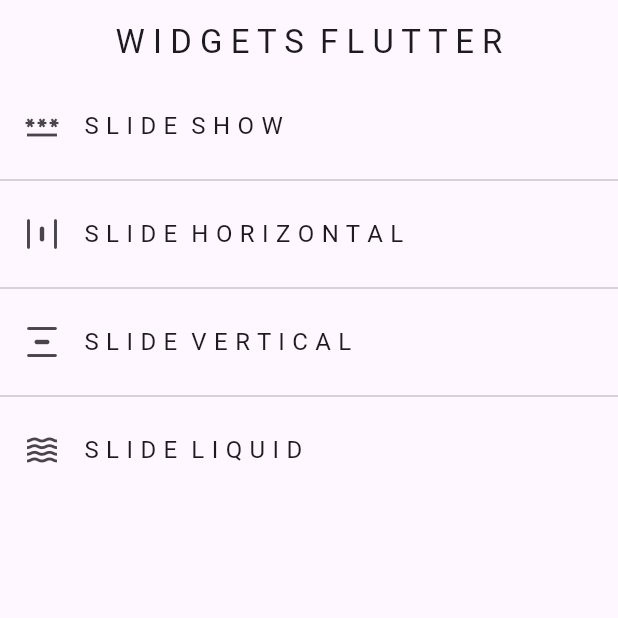
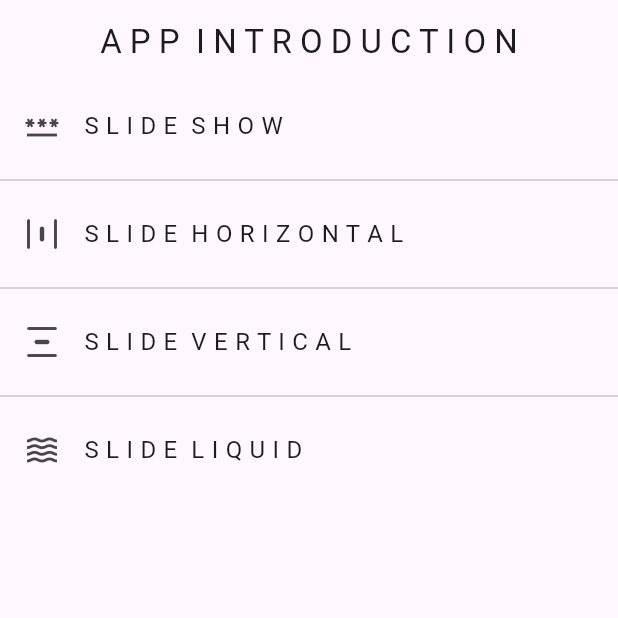
Before and after one commit to devRacso11/ApplicationIntroduction, a Flutter app: the screen it shows after launch, on a phone screen of 412 x 824 dp, the top half of it. Run offline on Flutter 3.47's test engine with Material 2 defaults, Android fonts, the phone set to English and light mode, and no system bars; our stand-ins replace flutter_svg, liquid_swipe; missing offline and left inert: dart:ffi.

Commit message:
Update home_screen.dart

```diff
--- a/widgets_flutter/lib/screens/home_screen.dart
+++ b/widgets_flutter/lib/screens/home_screen.dart
@@ -11,7 +11,7 @@ class HomeScreen extends StatelessWidget {
     return Scaffold(
       appBar: AppBar(
         centerTitle: true,
-        title: const Text('W I D G E T S  F L U T T E R'),
+        title: const Text('A P P  I N T R O D U C T I O N'),
       ),
       body: ListView.separated(
         itemBuilder: (context, i) => ListTile(
```
